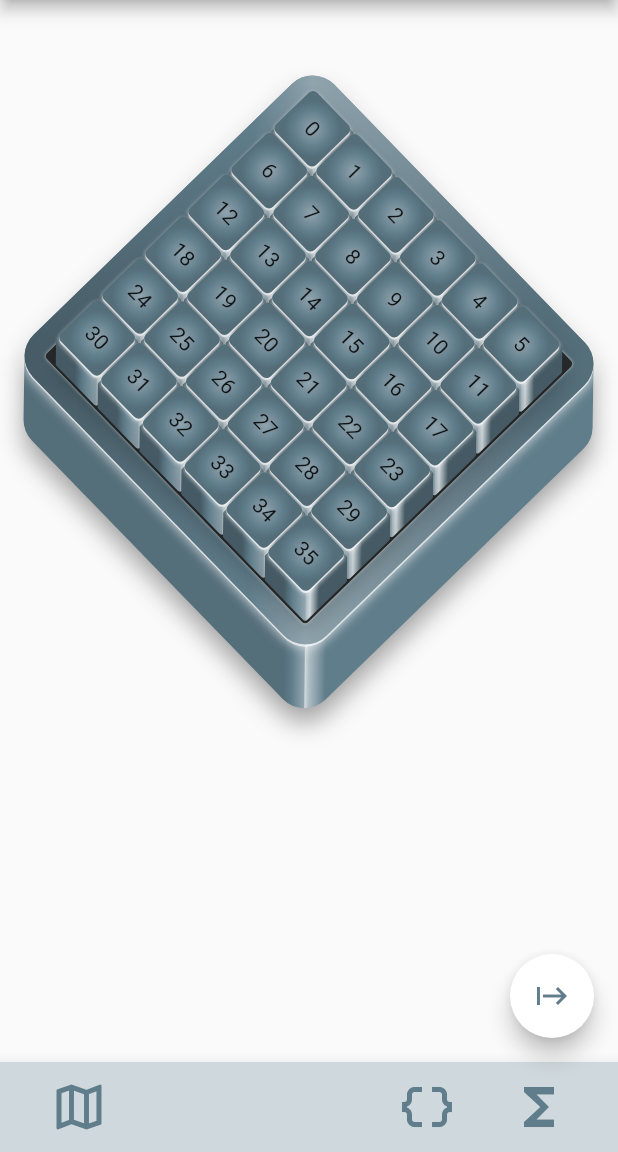
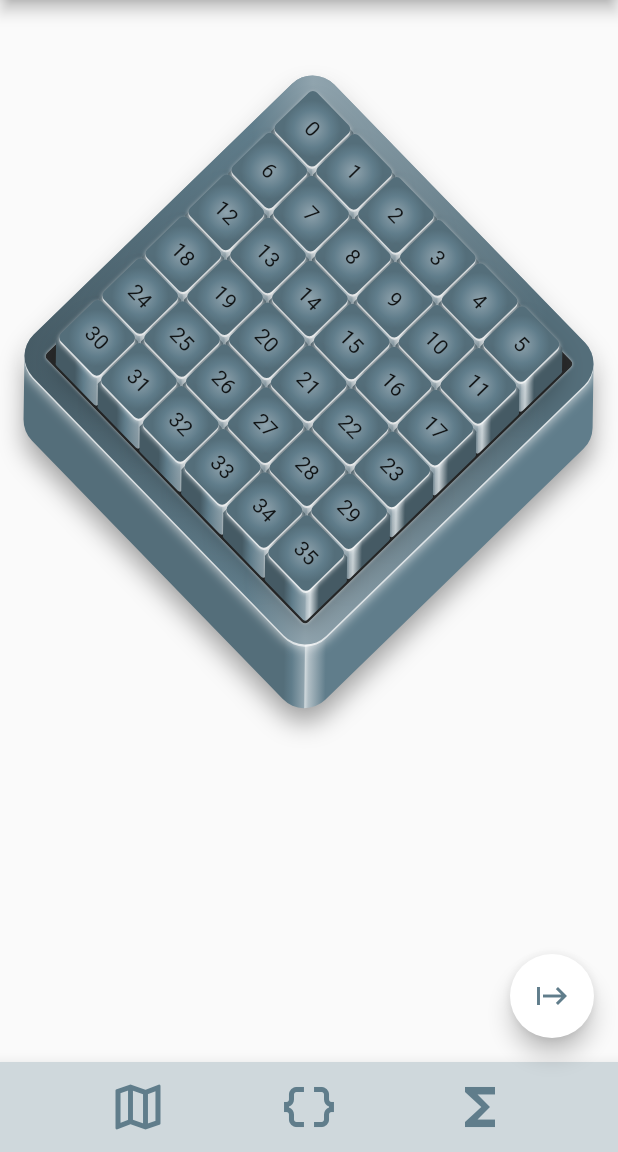
Before and after one commit to Charles-Thomson/MLApplication_FrontEnd_Flutter, a Flutter app: the screen it shows after launch, on a phone screen of 412 x 824 dp, the part 84-1236 px from its top. Run offline on Flutter 3.47's test engine with Material 2 defaults, Android fonts, the phone set to English and light mode, and no system bars; our stand-ins replace fl_chart, google_fonts.

```diff
--- a/lib/API/app_config_data_payload.dart
+++ b/lib/API/app_config_data_payload.dart
@@ -12,3 +12,7 @@ Map<String, String> configData = {
   "ENV_MAP_DIMENSIONS": "",
   "ENVIRONMENT_START_STATE": "",
 };
+
+void updateConfigDataPayload(String configKey, String newValue) => configData[configKey] = newValue;
+
+void resetConfigDataPayload() => configData.updateAll((key, value) => value = "");
--- a/lib/widgets/bottom_nav_bar.dart
+++ b/lib/widgets/bottom_nav_bar.dart
@@ -39,8 +39,6 @@ class _CustomBottomNavBar extends State<CustomBottomNavBar>{
          MazeSettingsButton(updateMazeMap: (newMapData){
            widget.updateMazeMap(newMapData);
          }),
-         placeHolder,
-         placeHolder,
          ParameterSettingsButton(updateConfigData: (configKey, newValue){
            widget.updateConfigData(configKey, newValue);
          }),
@@ -53,11 +51,8 @@ class _CustomBottomNavBar extends State<CustomBottomNavBar>{
        return [
          GenerationDataButton(runAnimationCallBack: (animationPath){
            widget.runAnimationCallBack(animationPath);
-         }
-
-         ),
+         }),
          const FullDataButton(),
-         placeHolder,
        ];
    }
     return [];
--- a/lib/widgets/custom_floating_button.dart
+++ b/lib/widgets/custom_floating_button.dart
@@ -1,10 +1,14 @@
 import 'package:flutter/material.dart';
 
 class CustomFloatingButton extends StatefulWidget{
-  const CustomFloatingButton({super.key, required this.loadingValue, required this.updateFloatingActionButtonStateCallBack});
+  const CustomFloatingButton({super.key, required this.loadingValue, required this.updateFloatingActionButtonStateCallBack, required this.floatingActionButtonState, required this.resetAllCallBack, required this.apiSubmissionCallBack});
 
   final double loadingValue;
+  final int floatingActionButtonState;
+
   final Function() updateFloatingActionButtonStateCallBack;
+  final Function() resetAllCallBack;
+  final Function() apiSubmissionCallBack;
 
   @override
   State<CustomFloatingButton> createState() => _CustomFloatingButton();
@@ -36,12 +40,56 @@ class _CustomFloatingButton extends State<CustomFloatingButton>{
         progressIndicatorColor = Theme.of(context).primaryColor;
     }
   }
+
+
   @override
   Widget build(BuildContext context){
     checkCurrentElementColors();
+
+    AlertDialog submissionDialog = AlertDialog(
+      title: const Text("Start Environment"),
+      content: const Text('This wil start the environment'),
+      actions: [
+        TextButton(onPressed: (){
+          Navigator.pop(context, 'Cancel');
+          print("Closing alert");
+        },
+            child: const Text("Close")),
+
+        TextButton(onPressed: (){
+          widget.updateFloatingActionButtonStateCallBack();
+          widget.apiSubmissionCallBack();
+          Navigator.pop(context, 'OK');
+          print("Start");
+          },
+            child: const Text("Accept"))
+      ],
+
+    );
+
+    AlertDialog resetDialog = AlertDialog(
+      title: const Text("Rest Environment ?"),
+      content: const Text('his will fully reset the environment'),
+      actions: [
+        TextButton(onPressed: (){
+          Navigator.pop(context, 'Cancel');
+          print("Closing alert");
+        },
+            child: const Text("Close")),
+        TextButton(onPressed: (){
+          widget.resetAllCallBack();
+          Navigator.pop(context, 'OK');
+          print("Reset Environment");},
+            child: const Text("Accept"))
+      ],
+    );
+
     return FloatingActionButton(
         backgroundColor: buttonColor,
-        onPressed: () {widget.updateFloatingActionButtonStateCallBack();},
+        onPressed: () {showDialog<String>(
+            context: context,
+            builder: (BuildContext context) => widget.floatingActionButtonState == 1 ? resetDialog : submissionDialog);
+          },
       child: Center(
         child: Stack(
           children: <Widget>[
@@ -57,7 +105,7 @@ class _CustomFloatingButton extends State<CustomFloatingButton>{
             ),
              Center(
                child: Icon(
-                      Icons.start,
+                   widget.floatingActionButtonState == 1 ? Icons.restart_alt_sharp : Icons.start ,
                  color: iconColor
 
                ),
--- a/lib/widgets/maze_board/built_maze.dart
+++ b/lib/widgets/maze_board/built_maze.dart
@@ -7,11 +7,12 @@ import 'package:ann_app/widgets/maze_board/maze_board_config.dart' as config;
 
 
 class BuiltMaze extends StatelessWidget{
-  const BuiltMaze({super.key, required this.updateTileDataCallBack, required this.animationVisible, required this.agentAnimationLocation});
+  const BuiltMaze({super.key, required this.updateTileDataCallBack, required this.animationVisible, required this.agentAnimationLocation, required this.tileData});
 
   final int Function(int, int) updateTileDataCallBack;
   final bool animationVisible;
   final int agentAnimationLocation;
+  final List<int> tileData;
 
 
 
@@ -42,10 +43,12 @@ class BuiltMaze extends StatelessWidget{
             right: config.rimOffSet ,
             child: Stack( children: [
               TileGrid(
+                // push the current Tile data in here
               updateTileDataCallBack: (index, tileState){
               int newTileState = updateTileDataCallBack(index, tileState);
                 return newTileState;
-                }
+                },
+                tileData: tileData
               ),
                Visibility(
                 visible: animationVisible,
--- a/lib/widgets/maze_board/tiles/complete_tile.dart
+++ b/lib/widgets/maze_board/tiles/complete_tile.dart
@@ -9,9 +9,11 @@ class NewCompleteTile extends StatefulWidget{
    NewCompleteTile({super.key,
     required this.updateTileDataCallBack,
     required this.tileIndex,
+     required this.tileStateValue,
     });
 
   final int Function(int, int) updateTileDataCallBack;
+  final int tileStateValue;
   final double tileSize = maze_config.tileSize;
 
   final int tileIndex;
@@ -21,7 +23,15 @@ class NewCompleteTile extends StatefulWidget{
 }
 
 class _NewCompleteTile extends State<NewCompleteTile>{
-  tile_config.Tile currentTileConfig = tile_config.OpenTile();
+
+  late tile_config.Tile currentTileConfig;
+
+  @override
+  void initState(){
+    super.initState();
+    currentTileConfig = tileConfigs[widget.tileStateValue]; // working to fix this
+  }
+
   List<tile_config.Tile> tileConfigs = [
     tile_config.OpenTile(), // Padding at the start due to open tile = 1 on backend.
     tile_config.StartTile(),
@@ -30,7 +40,9 @@ class _NewCompleteTile extends State<NewCompleteTile>{
 
   @override
   Widget build(BuildContext context){
-    int tileStateValue = 0;
+
+    int tileStateValue = widget.tileStateValue;
+
     double tileOffSet = currentTileConfig.getTileOffSet;
     double depth = currentTileConfig.getDepth;
     Color primaryColor = currentTileConfig.getPrimaryColor;
@@ -62,6 +74,7 @@ class _NewCompleteTile extends State<NewCompleteTile>{
 
                   tileIndex: widget.tileIndex,
                   primaryColor: primaryColor,
+                  tileState: tileStateValue,
                 )
               ]
           )
--- a/lib/widgets/maze_board/tiles/tile_grid.dart
+++ b/lib/widgets/maze_board/tiles/tile_grid.dart
@@ -4,18 +4,16 @@ import 'package:ann_app/widgets/maze_board/maze_board_config.dart' as config;
 
 
 class TileGrid extends StatelessWidget{
-  TileGrid({super.key, required this.updateTileDataCallBack});
+  const TileGrid({super.key, required this.updateTileDataCallBack, required this.tileData});
 
   final Function(int,int) updateTileDataCallBack;
-  //final int mapSize = config.mapSize;
+  final List<int> tileData;
 
   @override
   Widget build(BuildContext context){
-
-    List <Widget>tileList = List.generate(config.totalXStates * config.totalYStates,
+    List <Widget>tileList = List.generate(tileData.length,
             (index){
           return NewCompleteTile(
-            // These values correspond to the receiving func(val, val)
             key: UniqueKey(),
 
             updateTileDataCallBack: (index, tileState) {
@@ -23,6 +21,7 @@ class TileGrid extends StatelessWidget{
               return newTileState;
             },
             tileIndex: index,
+            tileStateValue: tileData[index],
           );
         }
     );
@@ -32,7 +31,7 @@ class TileGrid extends StatelessWidget{
       height: config.tileGridHeight - 2,
       width: config.tileGridWidth - 2,
       child: GridView.count(
-          crossAxisCount: config.totalYStates, // WORING FROM HERE !!
+          crossAxisCount: config.totalYStates,
           mainAxisSpacing: 2,
           crossAxisSpacing: 2,
           children: tileList
--- a/lib/widgets/maze_board/tiles/tile_top.dart
+++ b/lib/widgets/maze_board/tiles/tile_top.dart
@@ -7,22 +7,25 @@ class TileTop extends StatefulWidget{
     required this.updateTileDataCallBack,// this is the callback to top level
     required this.tileIndex,
     required this.primaryColor,
+      required this.tileState
+
   });
 
   final int Function(int, int) updateTileDataCallBack;
   final int tileIndex;
   final Color primaryColor;
+  final int tileState;
 
   @override
   State<TileTop> createState() => _TileTop();
 }
 class _TileTop extends State<TileTop>{
-  int tileState = 0;
   get tileIndex => widget.tileIndex;
   get primaryColor => widget.primaryColor;
 
   @override
   Widget build(BuildContext context){
+    int tileState = widget.tileState;
     return  InkWell(
         onTap: () {
           int newTileState = widget.updateTileDataCallBack.call(tileIndex, tileState) ;
```
Also changed, not shown: lib/pages/home_page.dart (+52 -41 lines), lib/widgets/maze_board/maze_board_config.dart (+31 -3 lines), lib/widgets/maze_selection_widgets/bottom_nav_bar_maze_button.dart (+4 -5 lines).
